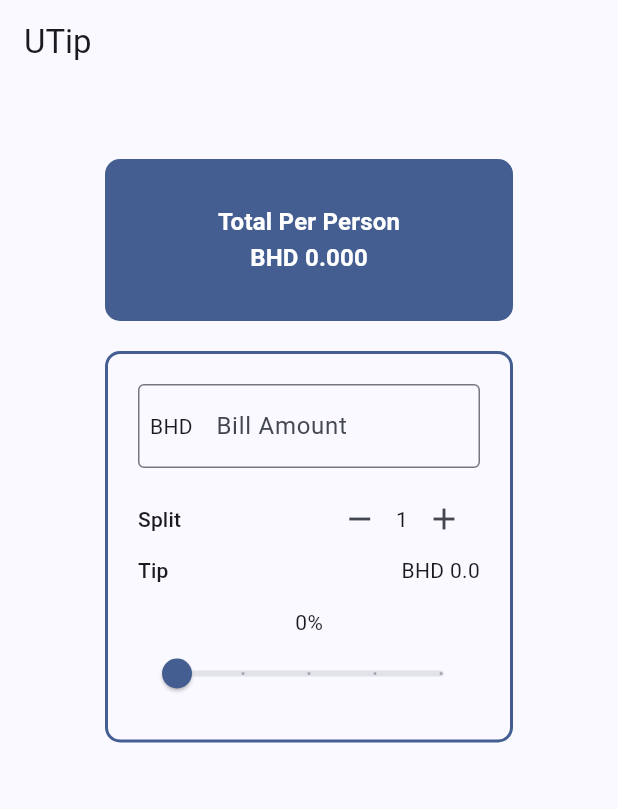
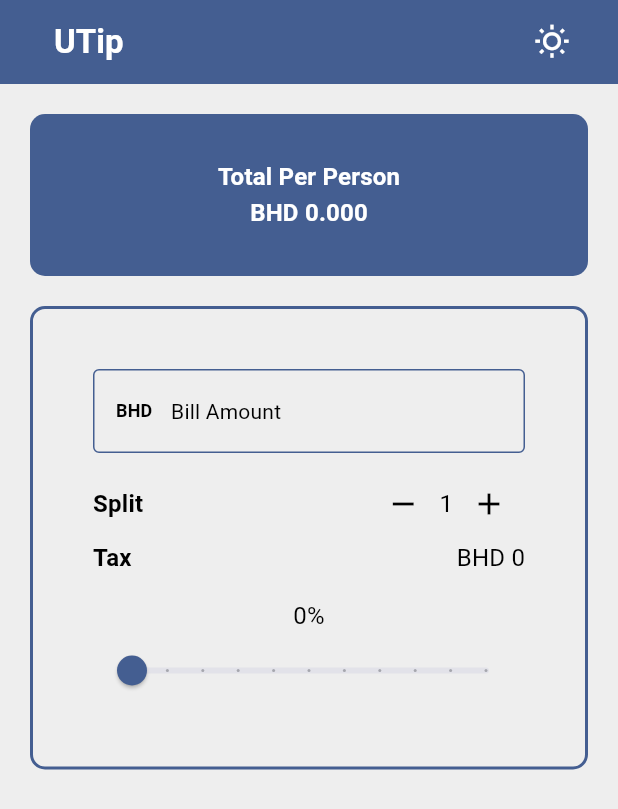
Before and after one commit to mahdawemghr/u_tip, a Flutter app: the screen it shows after launch, after a tap on the "remove" icon, on a phone screen of 412 x 824 dp. Shown: the top 809 px of the screen. Run offline on Flutter 3.47's test engine with Material 3 defaults, Android fonts, the phone set to English and light mode, and no system bars.

Commit message:
project is done

```diff
--- a/lib/main.dart
+++ b/lib/main.dart
@@ -1,13 +1,17 @@
 import 'package:flutter/material.dart';
 import 'package:provider/provider.dart';
+import 'package:u_tip/provider/ThemProvider.dart';
 import 'package:u_tip/provider/TipCalculatorModel.dart';
 import 'package:u_tip/widgets/bill_amount_field.dart';
-import 'package:u_tip/widgets/persont_counter.dart';
+import 'package:u_tip/widgets/person_counter.dart';
 
 void main() {
   runApp(
-    ChangeNotifierProvider(
-      create: (context) => Tipcalculatormodel(),
+    MultiProvider(
+      providers: [
+        ChangeNotifierProvider(create: (context) => Tipcalculatormodel()),
+        ChangeNotifierProvider(create: (context) => ThemeProvider()),
+      ],
       child: const MyApp(),
     ),
   );
@@ -39,19 +43,52 @@ class UTip extends StatefulWidget {
 class _UTipState extends State<UTip> {
   @override
   Widget build(BuildContext context) {
+    //? intilizing _______________________________________________________________________
+    final tipCalc = Provider.of<Tipcalculatormodel>(context);
+    final themeProvider = Provider.of<ThemeProvider>(context);
     var theme = Theme.of(context);
     final style = theme.textTheme.titleMedium!.copyWith(
-      color: theme.colorScheme.onPrimary,
+      color: themeProvider.isDarkMode ? Colors.white : Colors.black,
       fontWeight: FontWeight.bold,
     );
-    final tipCalc = Provider.of<Tipcalculatormodel>(context);
+
+    //? Scaffold Widget for the main structure of the app _________________________________
     return Scaffold(
-      appBar: AppBar(title: const Text('UTip')),
+      backgroundColor: themeProvider.isDarkMode
+          ? Colors.grey[900]
+          : Colors.grey[200],
+      //? AppBar Widget __________________________________________________________________
+      appBar: AppBar(
+        title: Padding(
+          padding: const EdgeInsets.only(left: 20),
+          child: Text(
+            'UTip',
+            style: TextStyle(color: Colors.white, fontWeight: FontWeight.bold),
+          ),
+        ),
+        backgroundColor: theme.colorScheme.primary,
+        actions: [
+          Padding(
+            padding: const EdgeInsets.only(right: 20),
+            child: IconButton(
+              onPressed: () {
+                themeProvider.toggleTheme();
+              },
+              icon: themeProvider.isDarkMode
+                  ? Icon(Icons.nightlight_outlined, color: Colors.white)
+                  : Icon(Icons.wb_sunny_outlined, color: Colors.white),
+            ),
+          ),
+        ],
+      ),
+
+      //? Body Widget ____________________________________________________________________
       body: Column(
         crossAxisAlignment: CrossAxisAlignment.stretch,
         children: [
+          //? Total Per Person Container _________________________________________________
           Container(
-            margin: const EdgeInsets.only(left: 70, right: 70, top: 50),
+            margin: const EdgeInsets.all(20),
             padding: const EdgeInsets.all(30),
             decoration: BoxDecoration(
               color: theme.colorScheme.primary,
@@ -61,17 +98,22 @@ class _UTipState extends State<UTip> {
               mainAxisAlignment: MainAxisAlignment.center,
               crossAxisAlignment: CrossAxisAlignment.center,
               children: [
-                Text('Total Per Person', style: style),
+                Text(
+                  'Total Per Person',
+                  style: style.copyWith(color: Colors.white),
+                ),
                 Text(
                   'BHD ${(tipCalc.totalPerPerson()).toStringAsFixed(3)}',
-                  style: style,
+                  style: style.copyWith(color: Colors.white),
                 ),
               ],
             ),
           ),
+
+          //? Input Section Container ____________________________________________________
           Container(
-            margin: EdgeInsets.only(left: 70, right: 70, top: 20),
-            padding: EdgeInsets.all(20),
+            margin: EdgeInsets.only(left: 20, right: 20),
+            padding: EdgeInsets.all(40),
             decoration: BoxDecoration(
               borderRadius: BorderRadius.circular(10),
               border: Border.all(color: theme.colorScheme.primary, width: 2),
@@ -85,6 +127,7 @@ class _UTipState extends State<UTip> {
                         ? 0
                         : double.parse(value);
                   },
+                  style: style,
                 ),
                 Padding(
                   padding: EdgeInsets.only(top: 10),
@@ -93,13 +136,20 @@ class _UTipState extends State<UTip> {
                     personCount: tipCalc.personCount,
                     decrementPerson: tipCalc.decrementPerson,
                     incrementPerson: tipCalc.incrementPerson,
+                    style: style,
+                    iconColor: themeProvider.isDarkMode
+                        ? Colors.white
+                        : Colors.black,
                   ),
                 ),
                 Row(
                   mainAxisAlignment: MainAxisAlignment.spaceBetween,
                   children: [
-                    Text('Tip', style: theme.textTheme.titleSmall),
-                    Text('BHD ${tipCalc.billTotall * tipCalc.tipPercentage}'),
+                    Text('Tax', style: style),
+                    Text(
+                      'BHD ${(tipCalc.billTotall * tipCalc.tipPercentage).round()}',
+                      style: style.copyWith(fontWeight: FontWeight.normal),
+                    ),
                   ],
                 ),
 
@@ -107,13 +157,17 @@ class _UTipState extends State<UTip> {
                   padding: EdgeInsets.only(top: 15),
                   child: Column(
                     children: [
-                      Text('${(tipCalc.tipPercentage * 100).round()}%'),
+                      Text(
+                        '${(tipCalc.tipPercentage * 100).round()}%',
+                        style: style.copyWith(fontWeight: FontWeight.normal),
+                      ),
                       Slider(
+                        max: 0.5,
                         value: tipCalc.tipPercentage,
                         onChanged: (value) {
                           tipCalc.tipPercentage = value;
                         },
-                        divisions: 4,
+                        divisions: 10,
                         label: (tipCalc.tipPercentage * 100).round().toString(),
                       ),
                     ],
--- /dev/null
+++ b/lib/provider/ThemProvider.dart
@@ -0,0 +1,16 @@
+import 'package:flutter/material.dart';
+
+class ThemeProvider extends ChangeNotifier {
+  bool _isDarkMode = false;
+
+  get isDarkMode => _isDarkMode;
+
+  void toggleTheme() {
+    _isDarkMode = !_isDarkMode;
+    notifyListeners();
+  }
+
+  ThemeData get currentTheme {
+    return _isDarkMode ? ThemeData.dark() : ThemeData.light();
+  }
+}
--- a/lib/widgets/bill_amount_field.dart
+++ b/lib/widgets/bill_amount_field.dart
@@ -5,22 +5,41 @@ class BillAmountField extends StatelessWidget {
     super.key,
     required this.billAmount,
     required this.onChanged,
+    this.style,
   });
 
   final String billAmount;
   final ValueChanged<String> onChanged;
+  final TextStyle? style;
 
   @override
   Widget build(BuildContext context) {
+    final desiredColor = Theme.of(context).colorScheme.primary;
+
     return TextField(
       keyboardType: TextInputType.number,
+      style: style?.copyWith(fontWeight: FontWeight.normal),
+
       decoration: InputDecoration(
-        border: OutlineInputBorder(),
-        prefixIcon: const Column(
-          mainAxisAlignment: MainAxisAlignment.center,
-          children: [Text('BHD ')],
+        enabledBorder: OutlineInputBorder(
+          borderSide: BorderSide(color: desiredColor, width: 1.0),
+        ),
+        focusedBorder: OutlineInputBorder(
+          borderSide: BorderSide(color: desiredColor, width: 2.0),
+        ),
+        border: const OutlineInputBorder(),
+        prefixIcon: Padding(
+          padding: const EdgeInsets.only(left: 10),
+          child: Column(
+            mainAxisAlignment: MainAxisAlignment.center,
+            children: [Text('BHD ', style: style?.copyWith(fontSize: 12))],
+          ),
         ),
         labelText: 'Bill Amount',
+        labelStyle: style?.copyWith(
+          fontWeight: FontWeight.normal,
+          fontSize: 14,
+        ),
       ),
       onChanged: (String value) {
         onChanged(value);
--- a/lib/widgets/persont_counter.dart
+++ b/lib/widgets/person_counter.dart
@@ -7,33 +7,40 @@ class PersonCounter extends StatelessWidget {
     required int personCount,
     required this.decrementPerson,
     required this.incrementPerson,
+    required this.style,
+    required this.iconColor,
   }) : _personCount = personCount;
 
   final ThemeData theme;
   final int _personCount;
   final VoidCallback decrementPerson;
   final VoidCallback incrementPerson;
+  final TextStyle style;
+  final Color iconColor;
 
   @override
   Widget build(BuildContext context) {
     return Row(
       mainAxisAlignment: MainAxisAlignment.spaceBetween,
       children: [
-        Text('Split', style: theme.textTheme.titleSmall),
+        Text('Split', style: style),
         Row(
           children: [
             IconButton(
               onPressed: () {
                 decrementPerson();
               },
-              icon: const Icon(Icons.remove),
+              icon: Icon(Icons.remove, color: iconColor),
             ),
-            Text('$_personCount'),
+            Text(
+              '$_personCount',
+              style: style.copyWith(fontWeight: FontWeight.normal),
+            ),
             IconButton(
               onPressed: () {
                 incrementPerson();
               },
-              icon: const Icon(Icons.add),
+              icon: Icon(Icons.add, color: iconColor),
             ),
           ],
         ),
```
